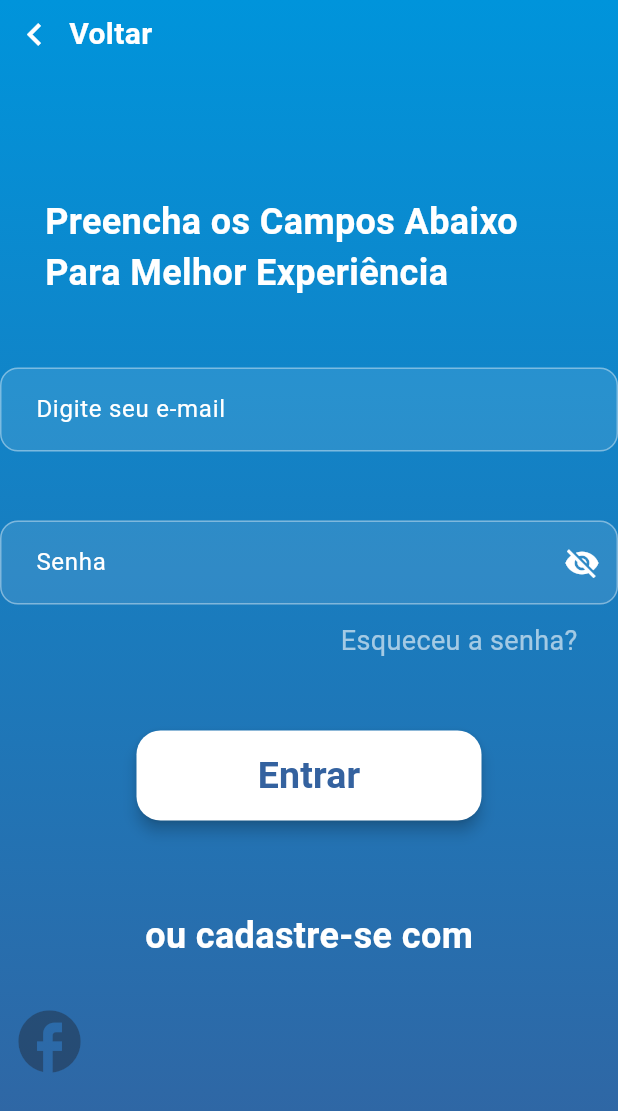
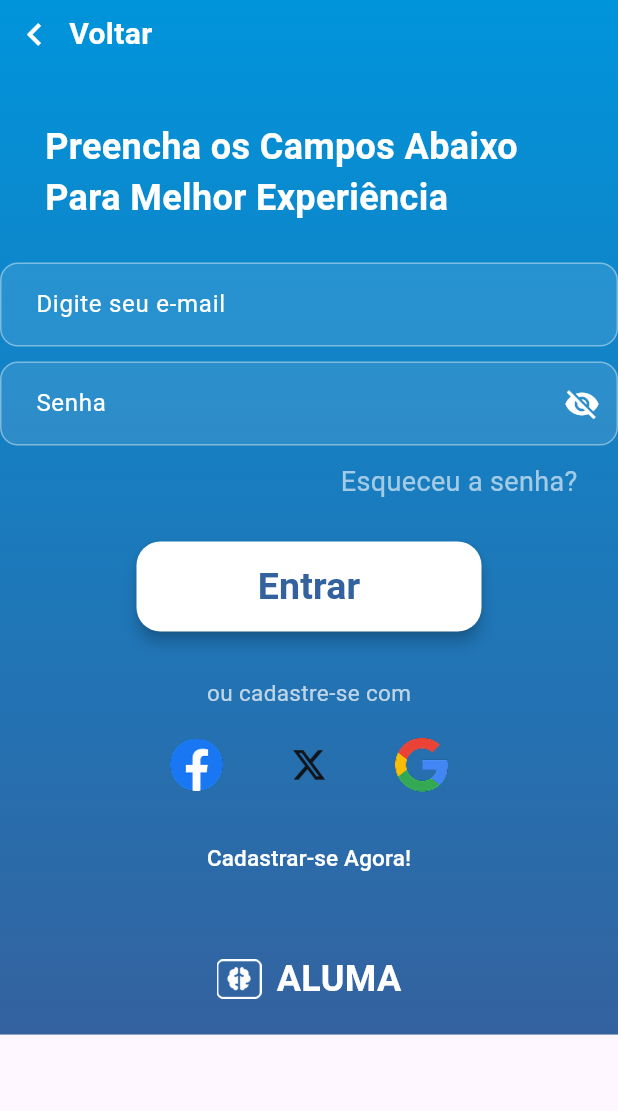
Before and after one commit to grupopi25/psi_aluma, a Flutter app: the Login screen opened by its route, on a phone screen of 412 x 824 dp. Shown: the top 1111 px of the screen. Run offline on Flutter 3.47's test engine with Material 3 defaults, Android fonts, the phone set to English and light mode, and no system bars.

Commit message:
finalizando a tela de login e corrigindo alguns problemas de responsividade

```diff
--- a/lib/pages/register/login.dart
+++ b/lib/pages/register/login.dart
@@ -3,6 +3,7 @@ import 'package:psi_aluma/file/buttons/icon_button_app.dart';
 import 'package:psi_aluma/file/buttons/primary_button_app.dart';
 import 'package:psi_aluma/file/colors/gradients_colors.dart';
 import 'package:psi_aluma/file/forms/app_form.dart';
+import 'package:psi_aluma/file/image/app_image.dart';
 import 'package:psi_aluma/file/text/app_text.dart';
 
 class Login extends StatefulWidget {
@@ -24,12 +25,17 @@ class _LoginState extends State<Login> {
   Widget build(BuildContext context) {
     return SafeArea(
       child: Scaffold(
-        body: Container(
-          decoration: BoxDecoration(gradient: GradientsColors.primaryGradient),
+        body: SingleChildScrollView(
+          child: Container(
+            width: double.infinity,
+
+            decoration: BoxDecoration(
+              gradient: GradientsColors.primaryGradient,
+            ),
             child: Column(
               children: [
                 Row(children: [IconButtonApp.backButton(context: context)]),
-              SizedBox(height: 85),
+                SizedBox(height: 35),
                 Column(
                   children: [
                     Container(
@@ -38,13 +44,13 @@ class _LoginState extends State<Login> {
                         'Preencha os Campos Abaixo Para Melhor Experiência',
                       ),
                     ),
-                  SizedBox(height: 46),
+                    SizedBox(height: 26),
                     AppForm.build(
                       hintText: 'Email',
                       labelText: 'Digite seu e-mail',
                       keyboardType: TextInputType.emailAddress,
                     ),
-                  SizedBox(height: 46),
+                    SizedBox(height: 10),
                     AppFormPassword.build(
                       hintText: 'Digite sua Senha',
                       labelText: 'Senha ',
@@ -69,29 +75,53 @@ class _LoginState extends State<Login> {
                         SizedBox(width: 27),
                       ],
                     ),
-                  SizedBox(height: 47),
+                    SizedBox(height: 27),
                     CustomButton.primaryButton(
                       context: context,
                       text: 'Entrar',
 
                       onPressed: () {},
                     ),
-                  SizedBox(height: 60),
-                  AppText.titulo('ou cadastre-se com'),
+                    SizedBox(height: 30),
+                    AppText.titulo(
+                      'ou cadastre-se com',
+                      style: TextStyle(color: Colors.white70, fontSize: 15),
+                    ),
                     SizedBox(height: 20),
                     Row(
+                      spacing: 40,
+                      mainAxisAlignment: MainAxisAlignment.center,
                       children: [
-                      IconButton(
-                        onPressed: null,
-                        icon: Icon(Icons.facebook),
-                        color: Colors.white,
-                        iconSize: 50,
+                        AppImage.load('assets/images/facebook.png', width: 35),
+                        AppImage.load('assets/images/X-Logo.png', width: 35),
+                        AppImage.load('assets/images/google.png', width: 35),
+                      ],
                     ),
+                    SizedBox(height: 20),
+
+                    TextButton(
+                      onPressed: () {
+                        Navigator.pushNamed(context, '/register');
+                      },
+                      child: AppText.titulo(
+                        'Cadastrar-se Agora!',
+                        style: TextStyle(fontSize: 15, color: Colors.white),
+                      ),
+                    ),
+                    SizedBox(height: 40),
+                    Row(
+                      spacing: 10,
+                      mainAxisAlignment: MainAxisAlignment.center,
+                      children: [
+                        AppImage.load('assets/images/logo.png', width: 30),
+                        AppText.titulo('ALUMA'),
                       ],
                     ),
                   ],
                 ),
+                SizedBox(height: 20),
               ],
+            ),
           ),
         ),
       ),
--- a/pubspec.yaml
+++ b/pubspec.yaml
@@ -59,7 +59,7 @@ flutter:
 
   # To add assets to your application, add an assets section, like this:
   assets:
-    - assets/images/logo.png
+    - assets/images/
 
   # An image asset can refer to one or more resolution-specific "variants", see
   # https://flutter.dev/to/resolution-aware-images
```
Also changed, not shown: lib/pages/register/register_login.dart (+15 -5 lines), assets/images/X-Logo.png (added), assets/images/facebook.png (added), assets/images/google.png (added). Lines whose indentation alone changed are shown as unchanged.
